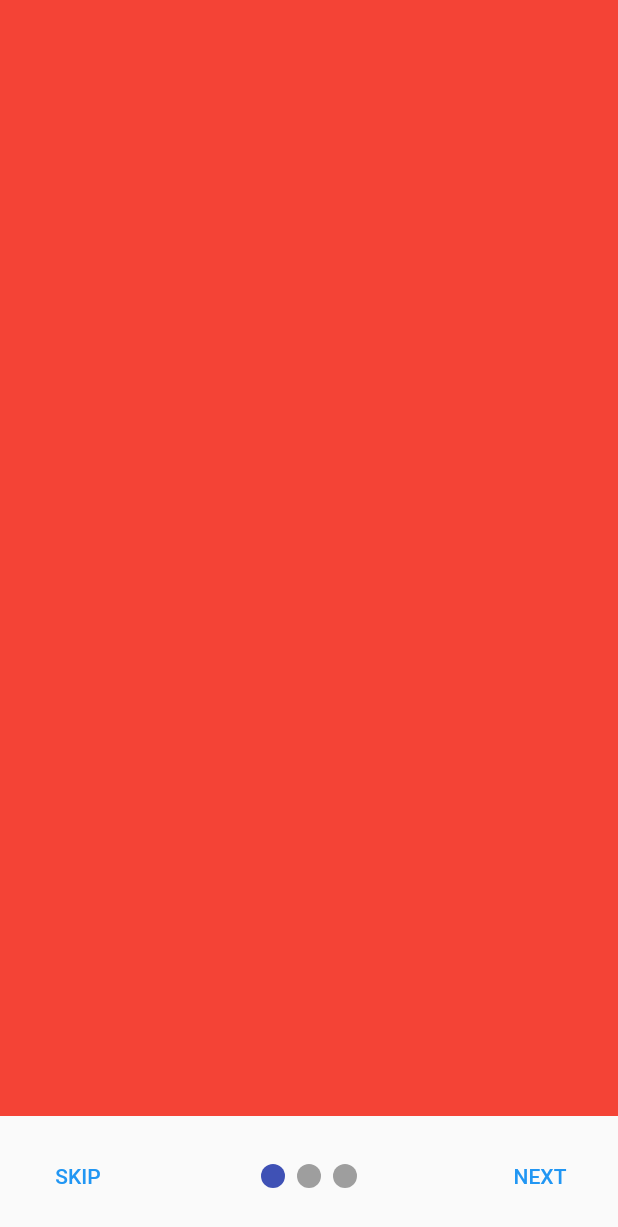
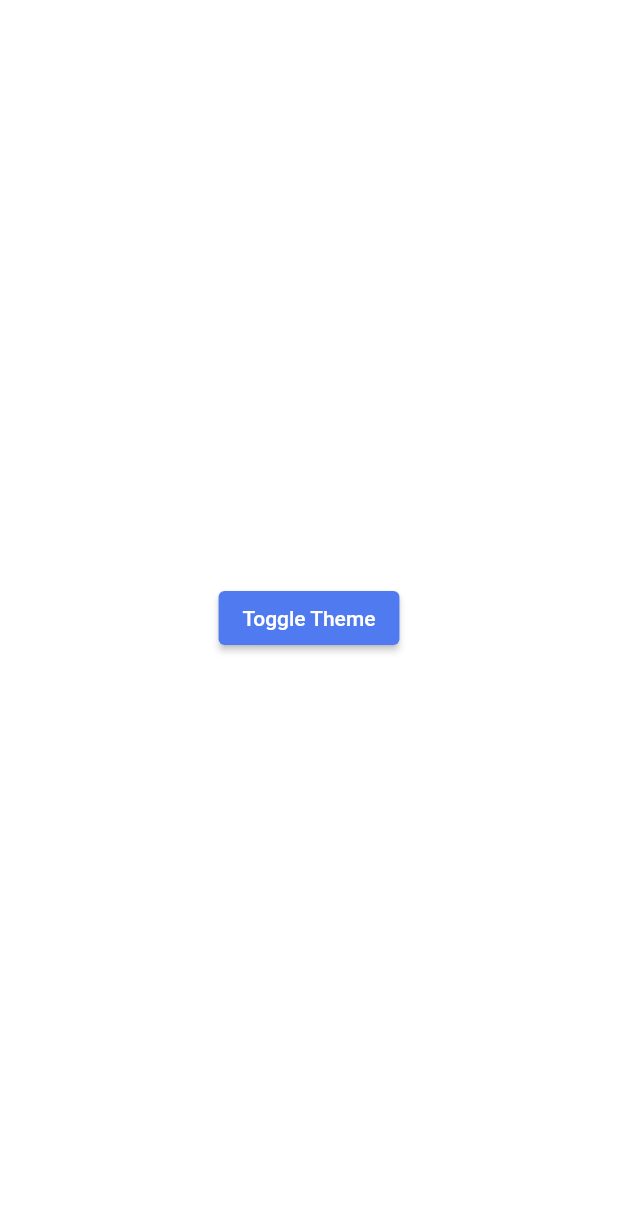
Before and after one commit to gianlucaromeo/book-tracker, a Flutter app: the screen it shows after launch, on a phone screen of 412 x 824 dp. Shown: the top 1227 px of the screen. Run offline on Flutter 3.47's test engine with Material 2 defaults, Android fonts, the phone set to English and light mode, and no system bars; drawn by our look-alikes of smooth_page_indicator; generated files the repository leaves out were written again.

```diff
--- a/lib/main.dart
+++ b/lib/main.dart
@@ -1,6 +1,7 @@
 import 'dart:io';
 
 import 'package:book_tracker/config/general_settings.dart';
+import 'package:book_tracker/screen/choose_language_screen.dart';
 import 'package:book_tracker/screen/onboarding_screen.dart';
 import 'package:book_tracker/theme/theme_controller.dart';
 import 'package:flutter_gen/gen_l10n/app_localizations.dart';
@@ -33,10 +34,8 @@ class _MyAppState extends State<MyApp> {
 
   @override
   Widget build(BuildContext context) {
-    return MultiProvider(
-      providers: [
-        Provider<LocaleProvider>(create: (context) => LocaleProvider(),),
-      ],
+    return ChangeNotifierProvider(
+      create: (context) => LocaleProvider(),
       builder: (context, child) {
         final localeProvider = Provider.of<LocaleProvider>(context);
         return MaterialApp(
@@ -53,7 +52,7 @@ class _MyAppState extends State<MyApp> {
             GlobalCupertinoLocalizations.delegate,
             GlobalWidgetsLocalizations.delegate,
           ],
-          home: const OnboardingPage(),
+          home: const ChooseLanguagePage(),
         );
       },
     );
--- /dev/null
+++ b/lib/screen/choose_language_screen.dart
@@ -0,0 +1,30 @@
+import 'package:book_tracker/theme/theme_controller.dart';
+import 'package:flutter/material.dart';
+
+class ChooseLanguagePage extends StatefulWidget {
+  const ChooseLanguagePage({Key? key}) : super(key: key);
+
+  @override
+  State<ChooseLanguagePage> createState() => _ChooseLanguagePageState();
+}
+
+class _ChooseLanguagePageState extends State<ChooseLanguagePage> {
+
+  @override
+  void initState() {
+    themeController.addListener(() {setState(() {});});
+    super.initState();
+  }
+
+  @override
+  Widget build(BuildContext context) {
+    return Container(
+      color: themeController.currentThemeData.backgroundColor,
+      alignment: Alignment.center,
+      child: ElevatedButton(
+        onPressed: () => themeController.toggleTheme(),
+        child: Text('Toggle Theme'),
+      ),
+    );
+  }
+}
--- a/lib/screen/onboarding_screen.dart
+++ b/lib/screen/onboarding_screen.dart
@@ -19,13 +19,12 @@ class _OnboardingPageState extends State<OnboardingPage> {
     super.dispose();
   }
 
-
-  final _bottomContainerHeight = 80.0;
   @override
   Widget build(BuildContext context) {
+    const _bottomContainerHeight = 80.0;
     return Scaffold(
       body: Container(
-        padding: EdgeInsets.only(bottom: _bottomContainerHeight),
+        padding: const EdgeInsets.only(bottom: _bottomContainerHeight),
         child: PageView(
           controller: _pageController,
           onPageChanged: (index) {
```
Also changed, not shown: lib/config/palette.dart (added, +21 -0 lines), lib/theme/theme_controller.dart (+10 -7 lines).
